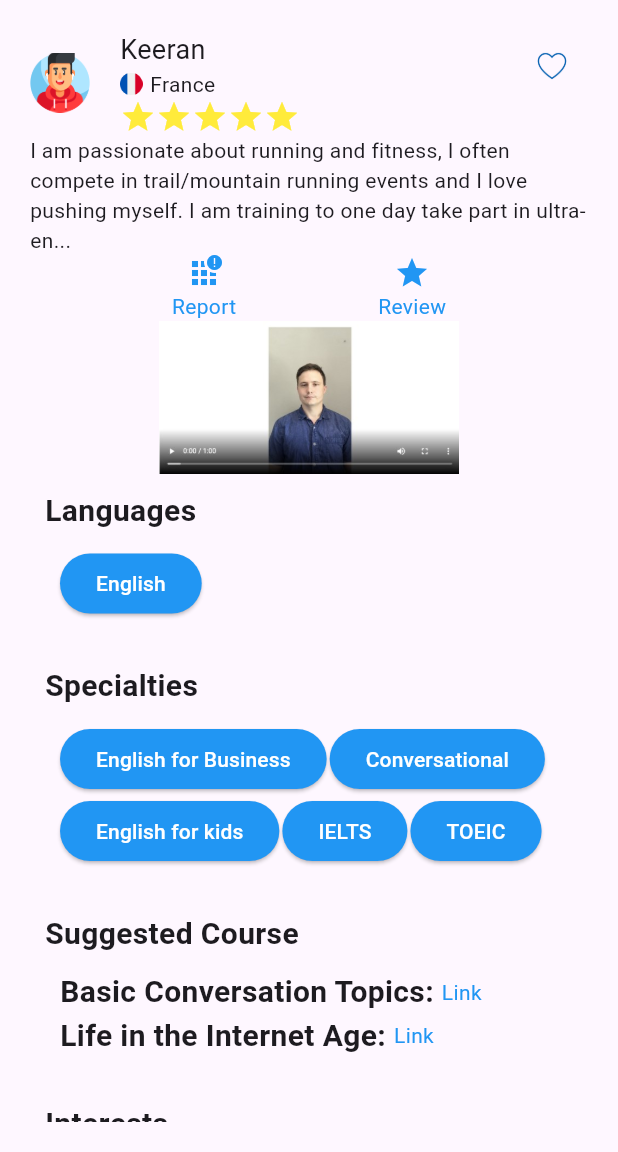
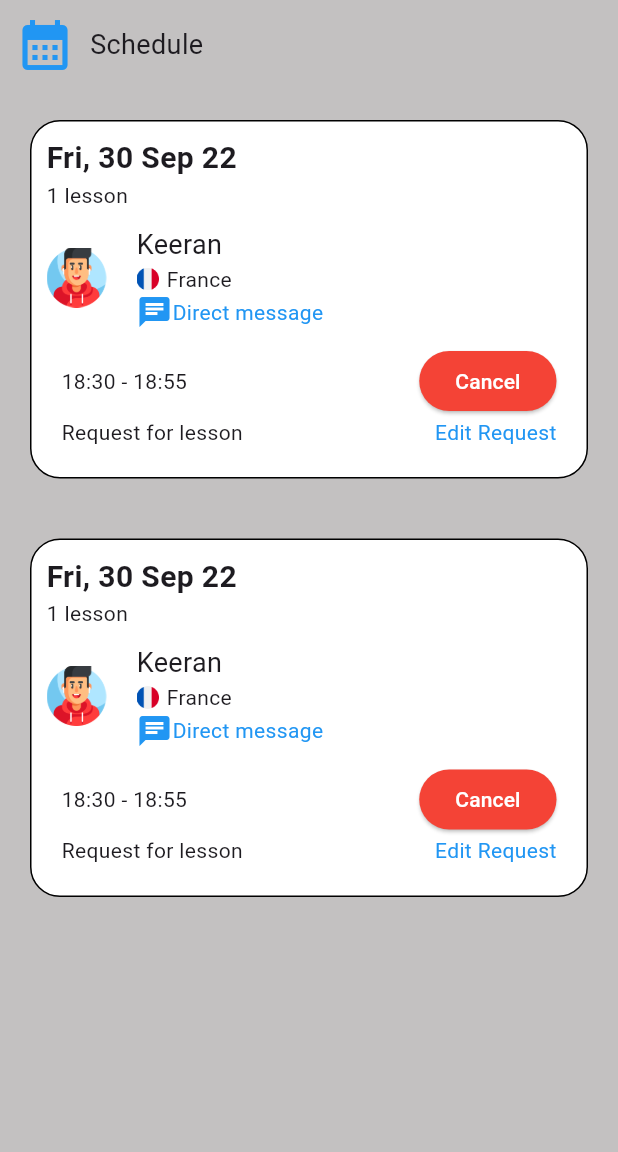
Before and after one commit to MarsonVo2002/1-on-1-Learning, a Flutter app: the screen it shows after launch, on a phone screen of 412 x 824 dp, the part 84-1236 px from its top. Run offline on Flutter 3.47's test engine with Material 2 defaults, Android fonts, the phone set to English and light mode, and no system bars.

Commit message:
Schedule screen

```diff
--- /dev/null
+++ b/lib/Schedule/ScheduleItem/DateSection/date_section.dart
@@ -0,0 +1,20 @@
+import 'package:flutter/material.dart';
+
+class DateSection extends StatelessWidget {
+  const DateSection({super.key});
+
+  @override
+  Widget build(BuildContext context) {
+    // TODO: implement build
+    return const Column(
+      crossAxisAlignment: CrossAxisAlignment.start,
+      children: [
+        Text(
+          'Fri, 30 Sep 22',
+          style: TextStyle(fontSize: 20, fontWeight: FontWeight.bold),
+        ),
+        Text('1 lesson')
+      ],
+    );
+  }
+}
--- /dev/null
+++ b/lib/Schedule/ScheduleItem/TeacherSection/teacher_section.dart
@@ -0,0 +1,71 @@
+import 'package:flutter/material.dart';
+
+class TeacherSection extends StatelessWidget {
+  final String name;
+  final String avatarpath;
+  final String nationality;
+  final String flagpath;
+  const TeacherSection(
+      {super.key,
+      required this.name,
+      required this.avatarpath,
+      required this.nationality,
+      required this.flagpath});
+
+  @override
+  Widget build(BuildContext context) {
+    // TODO: implement build
+    return Row(
+      crossAxisAlignment: CrossAxisAlignment.start,
+      mainAxisAlignment: MainAxisAlignment.spaceBetween,
+      children: [
+        Row(
+          children: [
+            Image(
+              image: AssetImage(avatarpath),
+              width: 40,
+              height: 40,
+            ),
+            const SizedBox(
+              width: 20,
+            ),
+            Column(
+              crossAxisAlignment: CrossAxisAlignment.start,
+              children: [
+                Text(
+                  name,
+                  style: const TextStyle(fontSize: 18),
+                ),
+                Row(
+                  children: [
+                    Image(
+                      image: AssetImage(flagpath),
+                      width: 15,
+                      height: 15,
+                    ),
+                    const SizedBox(
+                      width: 5,
+                    ),
+                    const Text('France')
+                  ],
+                ),
+                const Row(
+                  children: [
+                    Icon(
+                      Icons.chat,
+                      color: Colors.blue,
+                    ),
+                    Text(
+                      'Direct message',
+                      style: TextStyle(color: Colors.blue),
+                    )
+                  ],
+                )
+              ],
+            ),
+          ],
+        ),
+      ],
+    );
+  }
+}
--- /dev/null
+++ b/lib/Schedule/ScheduleItem/TimeSection/time_section.dart
@@ -0,0 +1,37 @@
+import 'package:flutter/material.dart';
+
+class TimeSection extends StatelessWidget {
+  const TimeSection({super.key});
+
+  @override
+  Widget build(BuildContext context) {
+    // TODO: implement build
+    return Container(
+        padding: const EdgeInsets.all(10),
+        child: Column(
+          children: [
+            Row(
+              mainAxisSize: MainAxisSize.max,
+              mainAxisAlignment: MainAxisAlignment.spaceBetween,
+              children: [
+                const Text('18:30 - 18:55'),
+                ElevatedButton(
+                    style: ElevatedButton.styleFrom(primary: Colors.red),
+                    onPressed: () {},
+                    child: const Text(
+                      'Cancel',
+                      style: TextStyle(color: Colors.white),
+                    )),
+              ],
+            ),
+            const Row(
+              mainAxisSize: MainAxisSize.max,
+              mainAxisAlignment: MainAxisAlignment.spaceBetween,
+              children: [
+                Text('Request for lesson'),
+                Text('Edit Request', style: TextStyle(color: Colors.blue),),
+            ],)
+          ],
+        ));
+  }
+}
--- /dev/null
+++ b/lib/Schedule/ScheduleItem/schedule_item.dart
@@ -0,0 +1,33 @@
+import 'package:flutter/material.dart';
+import 'package:lettutor/Schedule/ScheduleItem/DateSection/date_section.dart';
+import 'package:lettutor/Schedule/ScheduleItem/TeacherSection/teacher_section.dart';
+import 'package:lettutor/Schedule/ScheduleItem/TimeSection/time_section.dart';
+
+class ScheduleItem extends StatelessWidget {
+  const ScheduleItem({super.key});
+
+  @override
+  Widget build(BuildContext context) {
+    // TODO: implement build
+    return Container(
+        decoration: BoxDecoration(
+            color: Colors.white,
+            border: Border.all(), borderRadius: BorderRadius.circular(20)),
+        padding: const EdgeInsets.all(10),
+        child: const Column(
+          crossAxisAlignment: CrossAxisAlignment.start,
+          children: [
+            DateSection(),
+            SizedBox(
+              height: 10,
+            ),
+            TeacherSection(
+                name: 'Keeran',
+                avatarpath: 'asset/images/avatar.png',
+                nationality: 'France',
+                flagpath: 'asset/images/france.png'),
+            TimeSection()
+          ],
+        ));
+  }
+}
--- /dev/null
+++ b/lib/Schedule/TitleSection/title_section.dart
@@ -0,0 +1,28 @@
+import 'package:flutter/material.dart';
+
+class TitleSection extends StatelessWidget {
+  const TitleSection({super.key});
+
+  @override
+  Widget build(BuildContext context) {
+    // TODO: implement build
+    return Container(
+        padding: const EdgeInsets.all(10),
+        child: const Row(
+          children: [
+            Icon(
+              Icons.calendar_month,
+              size: 40,
+              color: Colors.blue,
+            ),
+            SizedBox(
+              width: 10,
+            ),
+            Text(
+              'Schedule',
+              style: TextStyle(fontSize: 18),
+            ),
+          ],
+        ));
+  }
+}
--- /dev/null
+++ b/lib/Schedule/schedule.dart
@@ -0,0 +1,28 @@
+import 'package:flutter/material.dart';
+import 'package:lettutor/Schedule/ScheduleItem/schedule_item.dart';
+import 'package:lettutor/Schedule/TitleSection/title_section.dart';
+
+class Schedule extends StatelessWidget {
+  const Schedule({super.key});
+
+  @override
+  Widget build(BuildContext context) {
+    // TODO: implement build
+    return Container(
+      color: const Color.fromARGB(255, 195, 193, 193),
+      child: ListView(
+        children: const [
+          TitleSection(),
+          Padding(
+            padding: EdgeInsets.all(20),
+            child: ScheduleItem(),
+          ),
+          Padding(
+            padding: EdgeInsets.all(20),
+            child: ScheduleItem(),
+          ),
+        ],
+      ),
+    );
+  }
+}
--- a/lib/main.dart
+++ b/lib/main.dart
@@ -1,5 +1,6 @@
 import 'package:flutter/material.dart';
 import 'package:lettutor/Login/login.dart';
+import 'package:lettutor/Schedule/schedule.dart';
 import 'package:lettutor/Teacher/teacher.dart';
 import 'package:lettutor/TeacherList/teacherlist.dart';
 
@@ -39,7 +40,7 @@ class MyApp extends StatelessWidget {
           title: const Text('Flutter layout demo'),
         ),
         body: const Center(
-          child: Teacher(),
+          child: Schedule(),
         ),
       ),
     );
```
